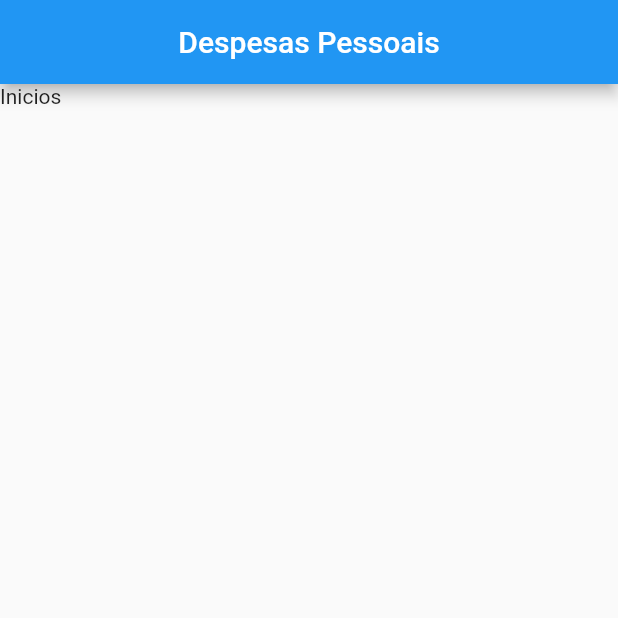
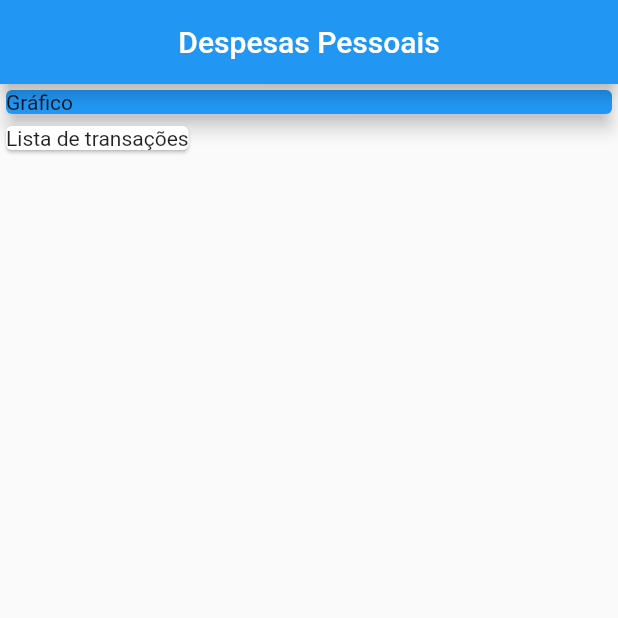
Before and after one commit to adrianoaraujo0/APP_DESPESAS_PESSOAIS, a Flutter app: the screen it shows after launch, on a phone screen of 412 x 824 dp, the top half of it. Run offline on Flutter 3.47's test engine with Material 2 defaults, Android fonts, the phone set to English and light mode, and no system bars.

Commit message:
cod3r - c.87

```diff
--- a/lib/main.dart
+++ b/lib/main.dart
@@ -23,7 +23,22 @@ class MyHomePage extends StatelessWidget {
         title: Text("Despesas Pessoais"),
         centerTitle: true,
       ),
-      body: Text("Inicios"),
+      body: Column(
+        crossAxisAlignment: CrossAxisAlignment.start,
+        children: [
+          Container(
+            width: double.infinity,
+            child: Card(
+              elevation: 5,
+              color: Colors.blue,
+              child: Text("Gráfico"),
+            ),
+          ),
+          Card(
+            child: Text("Lista de transações"),
+          ),
+        ],
+      ),
     );
   }
 }
```
